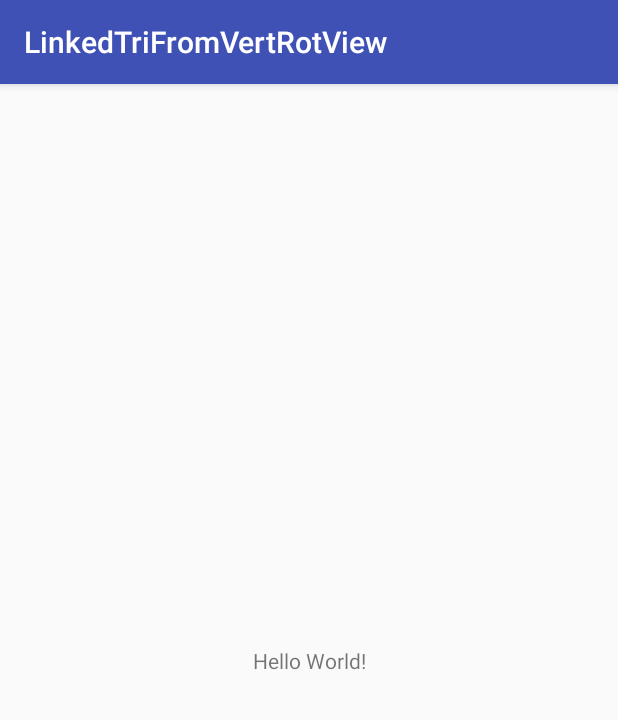
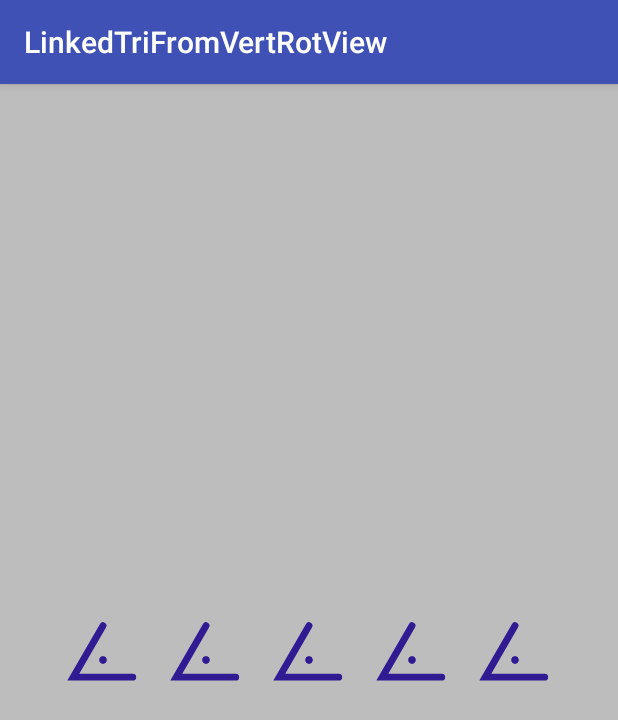
Before and after one commit to Anwesh43/LinkedTriFromVertRotView, an Android app: the screen it shows after launch (MainActivity), on a phone screen of 412 x 824 dp. Shown: the top 720 px of the screen. Run offline under Robolectric (Android 15) with nearby library versions, the phone set to English and light mode, and no system bars.

```diff
--- a/app/build.gradle
+++ b/app/build.gradle
@@ -27,6 +27,7 @@ dependencies {
     androidTestImplementation 'com.android.support.test:runner:1.0.1'
     androidTestImplementation 'com.android.support.test.espresso:espresso-core:3.0.1'
     compile "org.jetbrains.kotlin:kotlin-stdlib-jre7:$kotlin_version"
+    compile project(":trifromvertrotview")
 }
 repositories {
     mavenCentral()
--- a/app/src/main/java/com/anwesh/uiprojects/linkedtrifromvertrotview/MainActivity.kt
+++ b/app/src/main/java/com/anwesh/uiprojects/linkedtrifromvertrotview/MainActivity.kt
@@ -2,11 +2,12 @@ package com.anwesh.uiprojects.linkedtrifromvertrotview
 
 import android.support.v7.app.AppCompatActivity
 import android.os.Bundle
+import com.anwesh.uiprojects.trifromvertrotview.TriFromVertRotView
 
 class MainActivity : AppCompatActivity() {
 
     override fun onCreate(savedInstanceState: Bundle?) {
         super.onCreate(savedInstanceState)
-        setContentView(R.layout.activity_main)
+        TriFromVertRotView.create(this)
     }
 }
```
